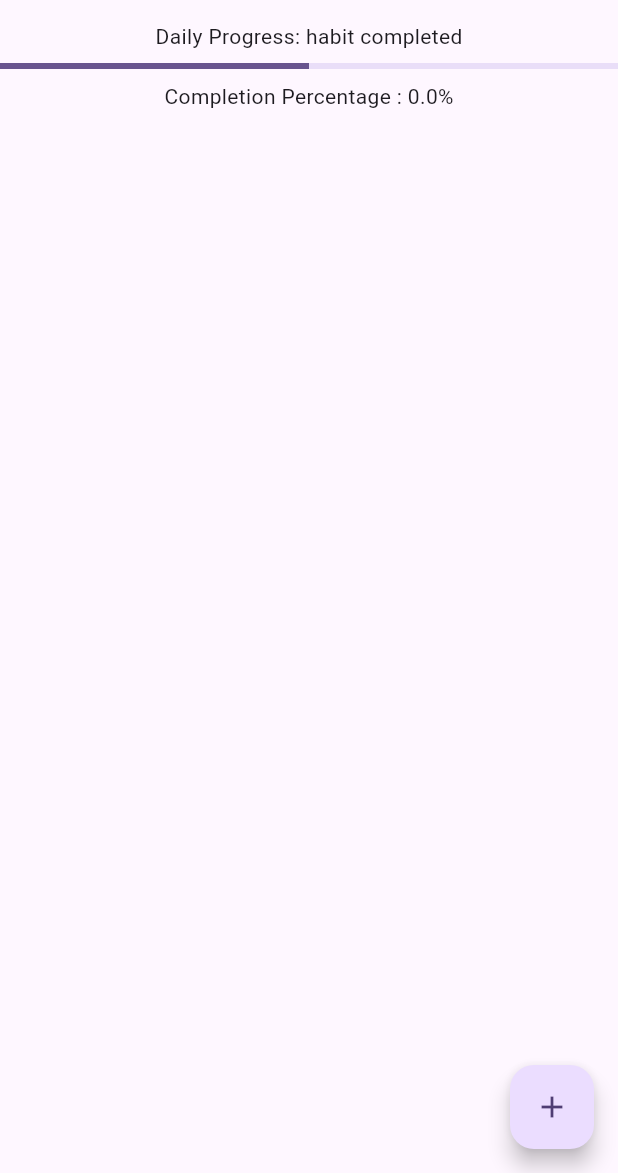
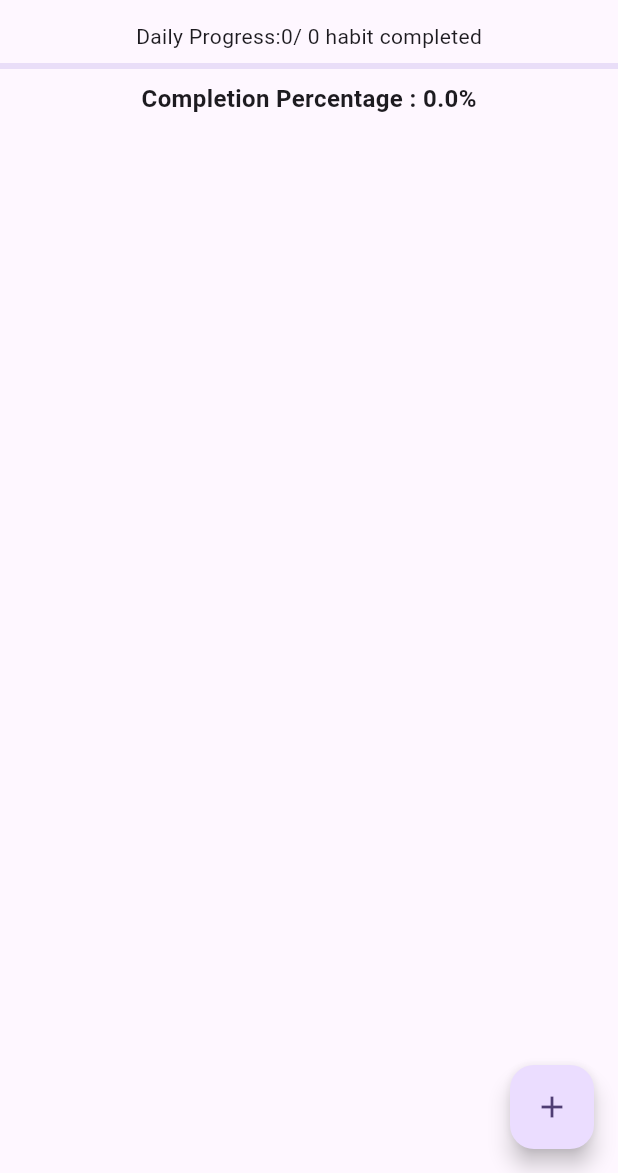
Before and after one commit to mishad01/Flutter-State-Management-Provider-App, a Flutter app: the screen it shows after launch, on a phone screen of 412 x 824 dp, the part 63-1236 px from its top. Run offline on Flutter 3.47's test engine with Material 3 defaults, Android fonts, the phone set to English and light mode, and no system bars.

Commit message:
feat: Display dynamic progress and completion percentage
This commit updates the `HabitListScreen` to display dynamic progress and completion percentage based on data from `HabitProvider`.

- **`HabitListScreen`:**
    - Displays the number of completed habits out of the total habits.
    - Updates the `LinearProgressIndicator` value based on `habitProvider.competitionPercentage`.
    - Displays the completion percentage with bold font and increased font size.
- **`HabitProvider`:**
    - Fixed a bug in `toggleHabit` where the index check was incorrect (`index != 1` changed to `index != -1`).

```diff
--- a/habit_tracker_app/lib/provider/habit_provider.dart
+++ b/habit_tracker_app/lib/provider/habit_provider.dart
@@ -28,7 +28,7 @@ class HabitProvider with ChangeNotifier {
     final index = _habits.indexWhere(
       (habit) => habit.id == id,
     );
-    if (index != 1) {
+    if (index != -1) {
       _habits[index].isCompleted = !_habits[index].isCompleted;
       notifyListeners();
     }
--- a/habit_tracker_app/lib/view/habit_list_screen.dart
+++ b/habit_tracker_app/lib/view/habit_list_screen.dart
@@ -19,12 +19,15 @@ class _HabitListScreenState extends State<HabitListScreen> {
       floatingActionButton: buildFloatingActionButton(context, habitProvider),
       body: Column(
         children: [
-          Text("Daily Progress: habit completed"),
+          Text(
+              "Daily Progress:${habitProvider.completeHabits}/ ${habitProvider.totalHabit} habit completed"),
           SizedBox(height: 8),
-          LinearProgressIndicator(value: 0.5),
+          LinearProgressIndicator(value: habitProvider.competitionPercentage),
           SizedBox(height: 8),
           Text(
-              "Completion Percentage : ${habitProvider.competitionPercentage.toString()}%"),
+            "Completion Percentage : ${habitProvider.competitionPercentage.toString()}%",
+            style: TextStyle(fontWeight: FontWeight.bold, fontSize: 16),
+          ),
           Expanded(
               child: ListView.builder(
             itemCount: habit.length,
```
